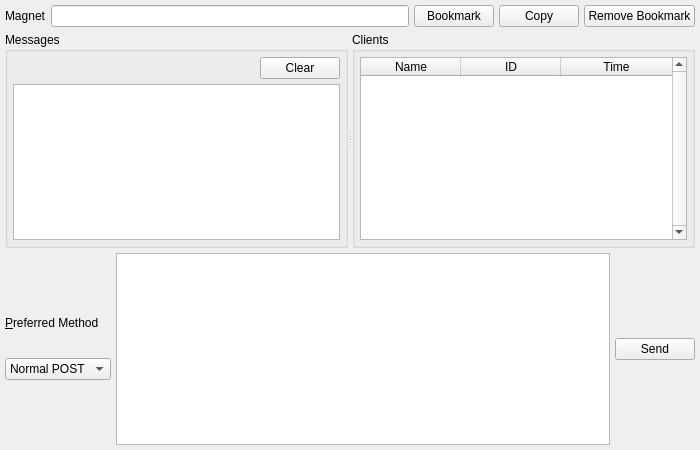
xloem/spot-on-svn, file UI/buzzpage.ui: the form before one commit.
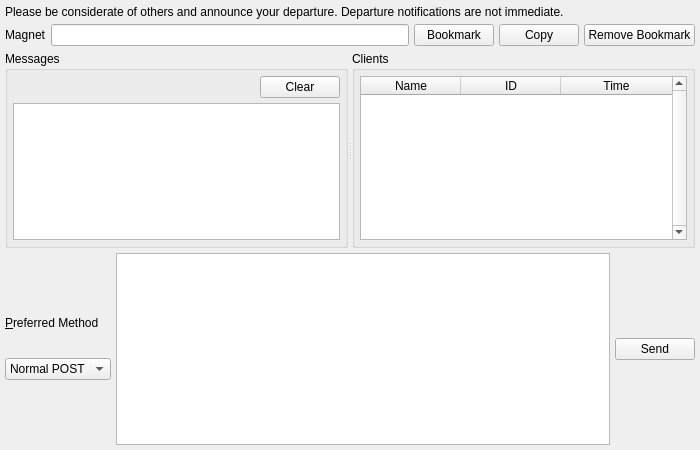
The form after the commit. Custom widgets are drawn as their Qt base class.

What changed in the file:
```diff
--- a/UI/buzzpage.ui
+++ b/UI/buzzpage.ui
@@ -20,6 +20,22 @@
    <property name="margin">
     <number>5</number>
    </property>
+   <item>
+    <widget class="QLabel" name="label_2">
+     <property name="sizePolicy">
+      <sizepolicy hsizetype="Preferred" vsizetype="Fixed">
+       <horstretch>0</horstretch>
+       <verstretch>0</verstretch>
+      </sizepolicy>
+     </property>
+     <property name="text">
+      <string>Please be considerate of others and announce your departure. Departure notifications are not immediate.</string>
+     </property>
+     <property name="wordWrap">
+      <bool>true</bool>
+     </property>
+    </widget>
+   </item>
    <item>
     <layout class="QHBoxLayout" name="horizontalLayout">
      <property name="spacing">
```
